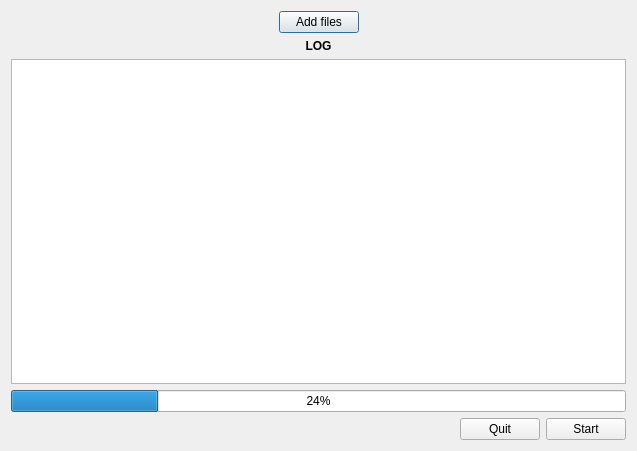
Qt form ToolsDev/fakeStacks/FakeStacks.ui (FelixdelasPozas/EspINA) before a commit.
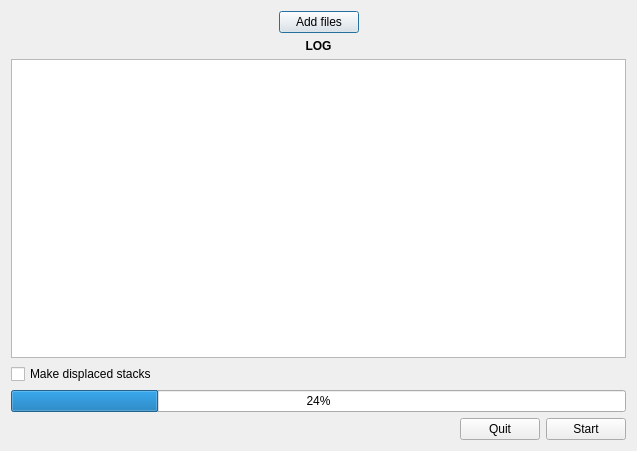
The same form after that commit. Icons and pictures are not drawn.

Commit message: Bugfix: crash in fake stacks creator. Added noise to fake stack and displacement constraints.

```diff
--- a/ToolsDev/fakeStacks/FakeStacks.ui
+++ b/ToolsDev/fakeStacks/FakeStacks.ui
@@ -74,6 +74,13 @@
    <item>
     <widget class="QTextEdit" name="m_log"/>
    </item>
+   <item>
+    <widget class="QCheckBox" name="m_displaced">
+     <property name="text">
+      <string>Make displaced stacks</string>
+     </property>
+    </widget>
+   </item>
    <item>
     <widget class="QProgressBar" name="m_progress">
      <property name="value">
```
The commit also changes 4 other files.
